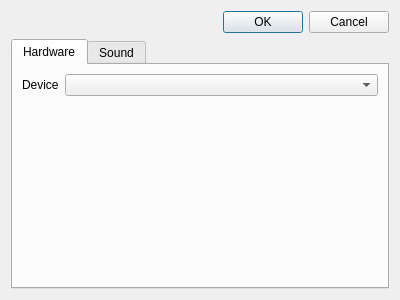
Qt form client/configuration_dialog.ui (sush/Live-Jamming) before a commit.
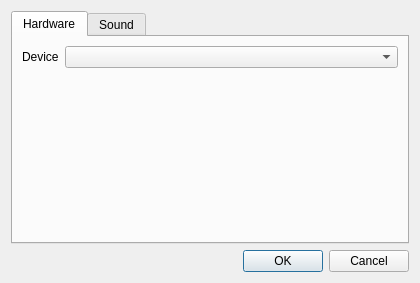
The same form after that commit. The open tabs and pages were chosen to show the change.

The edit to the form file:
```diff
--- a/client/configuration_dialog.ui
+++ b/client/configuration_dialog.ui
@@ -6,24 +6,14 @@
    <rect>
     <x>0</x>
     <y>0</y>
-    <width>400</width>
-    <height>300</height>
+    <width>420</width>
+    <height>283</height>
    </rect>
   </property>
   <property name="windowTitle">
    <string>Dialog</string>
   </property>
   <layout class="QVBoxLayout" name="verticalLayout">
-   <item>
-    <widget class="QDialogButtonBox" name="buttonBox">
-     <property name="orientation">
-      <enum>Qt::Horizontal</enum>
-     </property>
-     <property name="standardButtons">
-      <set>QDialogButtonBox::Cancel|QDialogButtonBox::Ok</set>
-     </property>
-    </widget>
-   </item>
    <item>
     <widget class="QTabWidget" name="tabWidget">
      <property name="currentIndex">
@@ -107,6 +97,16 @@
      </widget>
     </widget>
    </item>
+   <item>
+    <widget class="QDialogButtonBox" name="buttonBox">
+     <property name="orientation">
+      <enum>Qt::Horizontal</enum>
+     </property>
+     <property name="standardButtons">
+      <set>QDialogButtonBox::Cancel|QDialogButtonBox::Ok</set>
+     </property>
+    </widget>
+   </item>
   </layout>
  </widget>
  <resources/>
```
Left out of the diff: 2 changed lines with no effect on the pictures.
